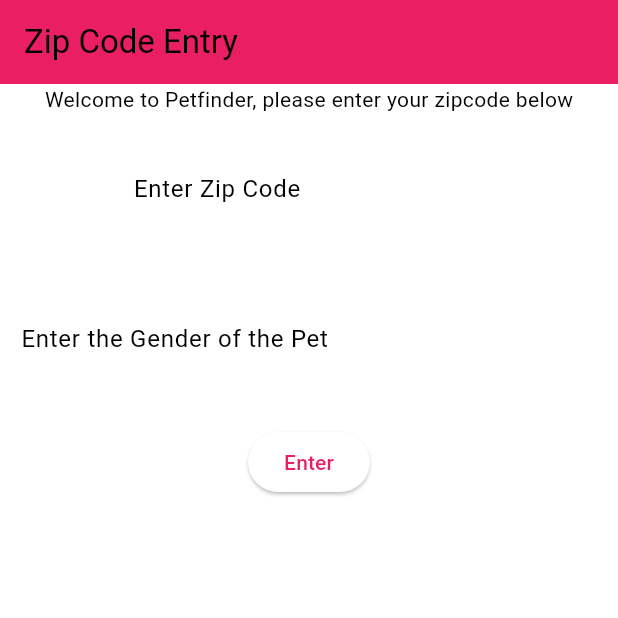
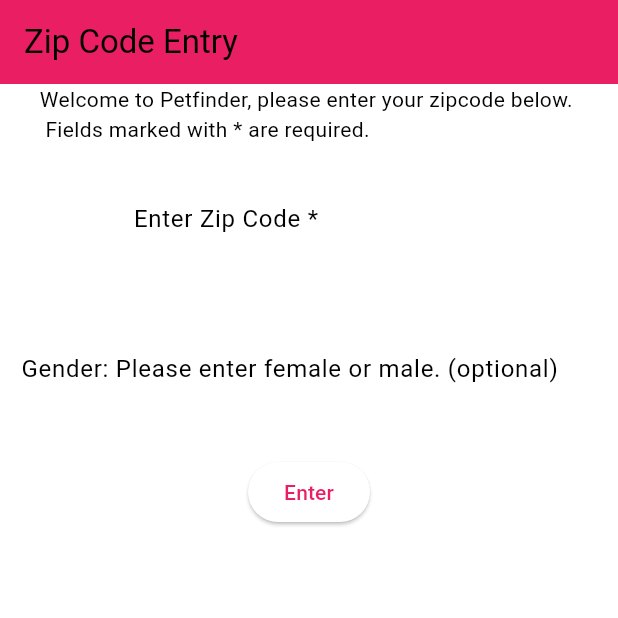
Before and after one commit to bsu-cs222/final_project_petfinder, a Flutter app: the screen it shows after launch, on a phone screen of 412 x 824 dp, the top half of it. Run offline on Flutter 3.47's test engine with Material 2 defaults, Android fonts, the phone set to English and light mode, and no system bars; our stand-ins replace flutter_dotenv.

Commit message:
Update Flutter UI
Added instructions to home page.

```diff
--- a/lib/main.dart
+++ b/lib/main.dart
@@ -51,7 +51,7 @@ class ZipCodePage extends StatelessWidget {
         children: [
           const SizedBox(
             child:
-                Text('Welcome to Petfinder, please enter your zipcode below'),
+                Text('Welcome to Petfinder, please enter your zipcode below. \n Fields marked with * are required.'),
           ),
           Center(
             child: Column(
@@ -65,7 +65,7 @@ class ZipCodePage extends StatelessWidget {
                       style: style,
                       controller: zipCodeController,
                       decoration:
-                          const InputDecoration(labelText: 'Enter Zip Code'),
+                          const InputDecoration(labelText: 'Enter Zip Code *'),
                     ),
                   ),
                 ),
@@ -77,7 +77,7 @@ class ZipCodePage extends StatelessWidget {
                       style:style,
                       controller: genderController,
                       decoration:
-                        const InputDecoration(labelText:'Enter the Gender of the Pet'),
+                        const InputDecoration(labelText:'Gender: Please enter female or male. (optional)'),
                     )
                   )
                 )
```
